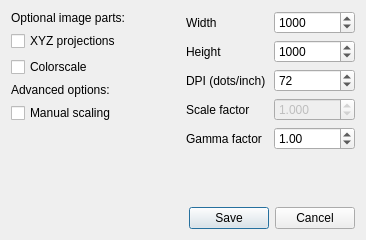
Above: steamshovel/private/ui/screenshot.ui from icecube/icetray-public before the change. Below: the same form after it.
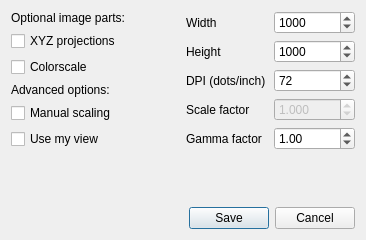
That is the form after the change.

Commit message:
Add option to use custom view in hires Steamshovel screenshots (#3093)
* Add option to use a custom view in hires screenshots

By default the high resolution screenshots (3D Projection) use a default
view perpendicular to the track and vertical. This adds an option to the
3D Projection dialog to "Use my view"; the view of the camera from the
steamshovel main view.

Closes #3072

* Add a fallback for the colorstrip default dpi

Patch:
```diff
--- a/steamshovel/private/ui/screenshot.ui
+++ b/steamshovel/private/ui/screenshot.ui
@@ -65,6 +65,16 @@
          </property>
         </widget>
        </item>
+       <item>
+        <widget class="QCheckBox" name="manualView">
+         <property name="text">
+          <string>Use my view</string>
+         </property>
+         <property name="tristate">
+          <bool>false</bool>
+         </property>
+        </widget>
+       </item>
        <item>
         <spacer name="verticalSpacer">
          <property name="orientation">
```
The commit also changes 2 other files.
